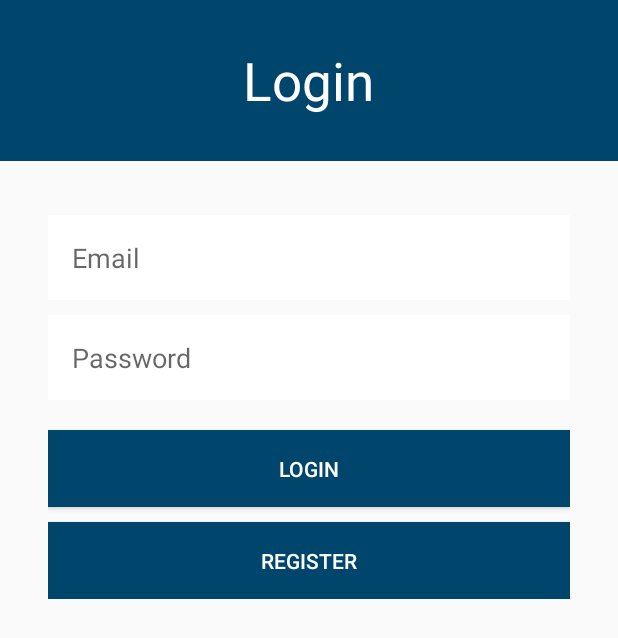
After one commit to Qbitzz/Solar-Tracker, an Android app: the layout login.xml on its own in the app's theme, with its tools: preview values and no code run, on a phone screen of 412 x 824 dp. The commit adds this screen. Shown: the top 638 px of the screen. Run offline under Robolectric (Android 15) with nearby library versions, the phone set to English and light mode, and no system bars.

Commit message:
progress 4.5

```diff
--- a/app/src/main/java/com/example/ta/ControlActivity.kt
+++ b/app/src/main/java/com/example/ta/ControlActivity.kt
@@ -72,11 +72,21 @@ class ControlActivity : AppCompatActivity(), View.OnClickListener {
     override fun onClick(v: View) {
         when (v.id) {
             R.id.btn_home, R.id.btn_back -> switchToHomeLayout()
-            R.id.atas -> showToast("LinearLayout Atas Clicked")
-            R.id.kiri -> showToast("ImageView Kiri Clicked")
-            R.id.kanan -> showToast("ImageView Kanan Clicked")
-            R.id.bawah -> showToast("LinearLayout Bawah Clicked")
+            R.id.atas -> updateServo("Servo X", 5)
+            R.id.bawah -> updateServo("Servo X", -5)
+            R.id.kiri -> updateServo("Servo Y", 5)
+            R.id.kanan -> updateServo("Servo Y", -5)
         }
+    }
+
+    private fun updateServo(servo: String, value: Int) {
+        database.child("solarTracker/control").child(servo).setValue(value)
+            .addOnSuccessListener {
+                showToast("Updated $servo with value $value")
+            }
+            .addOnFailureListener {
+                showToast("Failed to update $servo: ${it.message}")
+            }
     }
 
     private fun switchToHomeLayout() {
--- /dev/null
+++ b/app/src/main/res/layout/login.xml
@@ -0,0 +1,103 @@
+<?xml version="1.0" encoding="utf-8"?>
+<ScrollView xmlns:android="http://schemas.android.com/apk/res/android"
+    xmlns:app="http://schemas.android.com/apk/res-auto"
+    android:layout_width="match_parent"
+    android:layout_height="match_parent"
+    android:background="@android:color/transparent">
+
+    <RelativeLayout
+        android:layout_width="match_parent"
+        android:layout_height="wrap_content"
+        android:background="@android:color/transparent">
+
+        <LinearLayout
+            android:id="@+id/image_button_layout"
+            android:layout_width="match_parent"
+            android:layout_height="wrap_content"
+            android:layout_alignParentStart="true"
+            android:gravity="center"
+            android:orientation="horizontal"
+            android:padding="30dp"
+            android:background="@color/darkblue">
+
+            <Space
+                android:layout_width="0dp"
+                android:layout_height="0dp"
+                android:layout_weight="1" />
+
+            <TextView
+                android:layout_width="wrap_content"
+                android:layout_height="wrap_content"
+                android:textSize="35sp"
+                android:textColor="@android:color/white"
+                android:text="Login" />
+
+            <!-- empty view -->
+            <Space
+                android:layout_width="0dp"
+                android:layout_height="0dp"
+                android:layout_weight="1" />
+
+        </LinearLayout>
+
+        <LinearLayout
+            android:layout_width="match_parent"
+            android:layout_height="wrap_content"
+            android:orientation="vertical"
+            android:layout_below="@id/image_button_layout"
+            android:layout_marginStart="16dp"
+            android:layout_marginTop="20dp"
+            android:layout_marginEnd="16dp"
+            android:padding="16dp">
+
+            <EditText
+                android:id="@+id/editTextEmail"
+                android:layout_width="match_parent"
+                android:layout_height="wrap_content"
+                android:hint="Email"
+                android:inputType="textEmailAddress"
+                android:padding="16dp"
+                android:background="@android:color/white"
+                android:layout_marginBottom="10dp"
+                app:layout_constraintStart_toStartOf="parent"
+                app:layout_constraintTop_toTopOf="parent" />
+
+            <EditText
+                android:id="@+id/editTextPassword"
+                android:layout_width="match_parent"
+                android:layout_height="wrap_content"
+                android:hint="Password"
+                android:inputType="textPassword"
+                android:padding="16dp"
+                android:background="@android:color/white"
+                android:layout_marginBottom="20dp"
+                app:layout_constraintStart_toStartOf="parent"
+                app:layout_constraintTop_toBottomOf="@+id/editTextEmail" />
+
+            <Button
+                android:id="@+id/buttonLogin"
+                android:layout_width="match_parent"
+                android:layout_height="wrap_content"
+                android:text="Login"
+                android:background="@color/darkblue"
+                android:textColor="@android:color/white"
+                android:padding="16dp"
+                android:layout_marginBottom="10dp"
+                app:layout_constraintStart_toStartOf="parent"
+                app:layout_constraintTop_toBottomOf="@+id/editTextPassword" />
+
+            <Button
+                android:id="@+id/buttonRegister"
+                android:layout_width="match_parent"
+                android:layout_height="wrap_content"
+                android:text="Register"
+                android:background="@color/darkblue"
+                android:textColor="@android:color/white"
+                android:padding="16dp"
+                app:layout_constraintStart_toStartOf="parent"
+                app:layout_constraintTop_toBottomOf="@+id/buttonLogin" />
+        </LinearLayout>
+
+    </RelativeLayout>
+
+</ScrollView>
```
